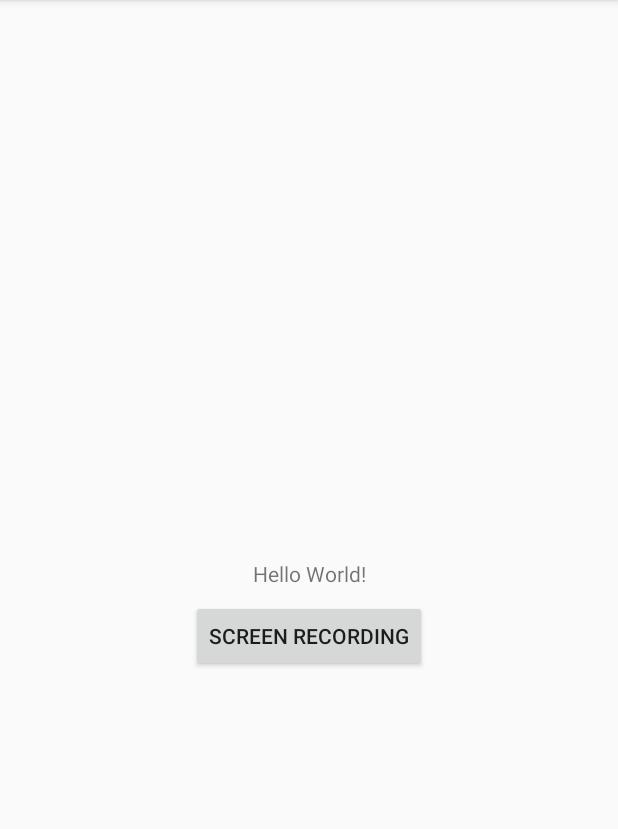
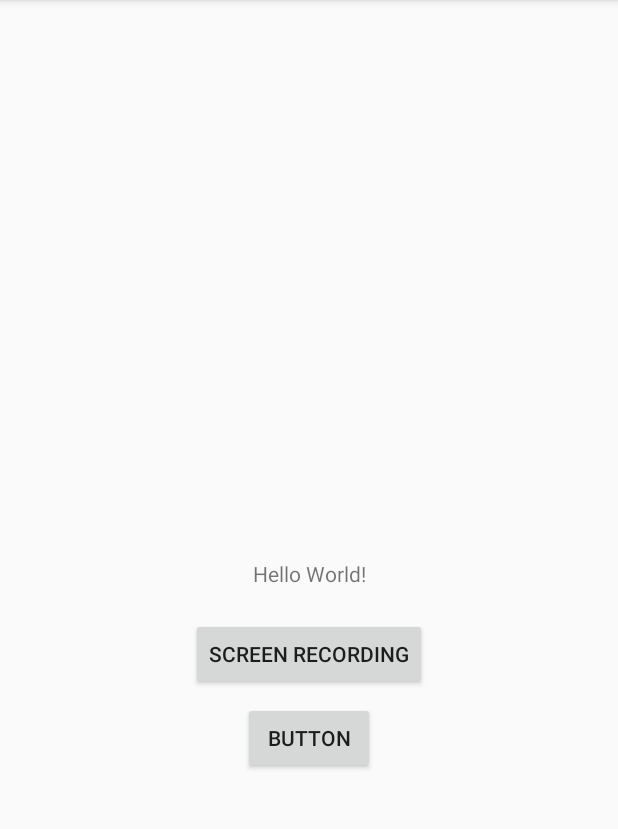
Before and after one commit to amos-flyinn/amos-tub-ws18-proj1, an Android app: the screen it shows after launch (MainActivity), on a phone screen of 412 x 824 dp, the part 84-913 px from its top. Run offline under Robolectric (Android 15) with nearby library versions, the phone set to English and light mode, and no system bars; 1 statement that could not run was skipped.

Commit message:
Adding initial App ui side work

```diff
--- a/app/src/main/java/com/amos/flyinn/MainActivity.java
+++ b/app/src/main/java/com/amos/flyinn/MainActivity.java
@@ -1,20 +1,26 @@
 package com.amos.flyinn;
 
 import android.content.Intent;
-import android.os.StrictMode;
+import android.graphics.Point;
 import android.support.v7.app.AppCompatActivity;
 import android.os.Bundle;
 import android.view.Menu;
 import android.view.MenuInflater;
 import android.view.MenuItem;
 import android.view.View;
+import android.widget.Button;
 import android.widget.TextView;
 
-import org.json.JSONException;
+import com.amos.flyinn.screenRecording.RecordingActivity;
+import com.amos.flyinn.summoner.Daemon;
+import com.amos.flyinn.wifimanager.WifiManager;
 
-import com.amos.flyinn.screenRecording.RecordingActivity;
+import java.io.IOException;
 
 public class MainActivity extends AppCompatActivity {
+    TextView connectionStatus;
+    Button adbButton;
+    Daemon adbDaemon;
 
     @Override
     public boolean onCreateOptionsMenu(Menu menu) {
@@ -48,14 +54,40 @@ public class MainActivity extends AppCompatActivity {
         System.loadLibrary("native-lib");
     }
 
+    private Daemon createADBService(String addr) {
+        Point p = new Point();
+        getWindowManager().getDefaultDisplay().getRealSize(p);
+        Daemon d = new Daemon(getApplicationContext(), addr, p);
+        try {
+            d.writeFakeInputToFilesystem();
+            d.spawn_adb();
+        } catch (Exception e) {
+        }
+        return d;
+    }
+
     @Override
     protected void onCreate(Bundle savedInstanceState) {
         super.onCreate(savedInstanceState);
         setContentView(R.layout.activity_main);
 
         // Example of a call to a native method
-        TextView tv = (TextView) findViewById(R.id.sample_text);
-        tv.setText(stringFromJNI());
+        connectionStatus = findViewById(R.id.connectionStatus);
+        adbButton = findViewById(R.id.adb_button);
+        adbButton.setOnClickListener((View v) -> {
+            if (adbDaemon == null) {
+                try {
+                    String addr = WifiManager.getInstance().getWifiReceiverP2P().getHostAddr();
+                    adbDaemon = createADBService(addr);
+                } catch (Exception e) {
+                    connectionStatus.setText("Error starting ADB service");
+                }
+                adbButton.setText("Stop ADB Daemon");
+            } else {
+                // TODO Stop the adb daemon again
+                adbButton.setText("Start ADB Daemon");
+            }
+        });
     }
 
     /**
--- a/app/src/main/res/layout/activity_main.xml
+++ b/app/src/main/res/layout/activity_main.xml
@@ -7,7 +7,7 @@
     tools:context=".MainActivity">
 
     <TextView
-        android:id="@+id/sample_text"
+        android:id="@+id/connectionStatus"
         android:layout_width="wrap_content"
         android:layout_height="wrap_content"
         android:layout_marginTop="8dp"
@@ -23,13 +23,25 @@
         android:layout_width="wrap_content"
         android:layout_height="wrap_content"
         android:layout_marginStart="8dp"
-        android:layout_marginTop="8dp"
+        android:layout_marginTop="20dp"
         android:layout_marginEnd="8dp"
         android:onClick="toScreenActivityOnClick"
         android:text="SCREEN RECORDING"
         app:layout_constraintEnd_toEndOf="parent"
         app:layout_constraintStart_toStartOf="parent"
-        app:layout_constraintTop_toBottomOf="@+id/sample_text" />
+        app:layout_constraintTop_toBottomOf="@+id/connectionStatus" />
+
+    <Button
+        android:id="@+id/adb_button"
+        android:layout_width="wrap_content"
+        android:layout_height="wrap_content"
+        android:layout_marginStart="8dp"
+        android:layout_marginTop="8dp"
+        android:layout_marginEnd="8dp"
+        android:text="Button"
+        app:layout_constraintEnd_toEndOf="parent"
+        app:layout_constraintStart_toStartOf="parent"
+        app:layout_constraintTop_toBottomOf="@+id/toScreenActivityBtn" />
 
 
 </android.support.constraint.ConstraintLayout>
```
